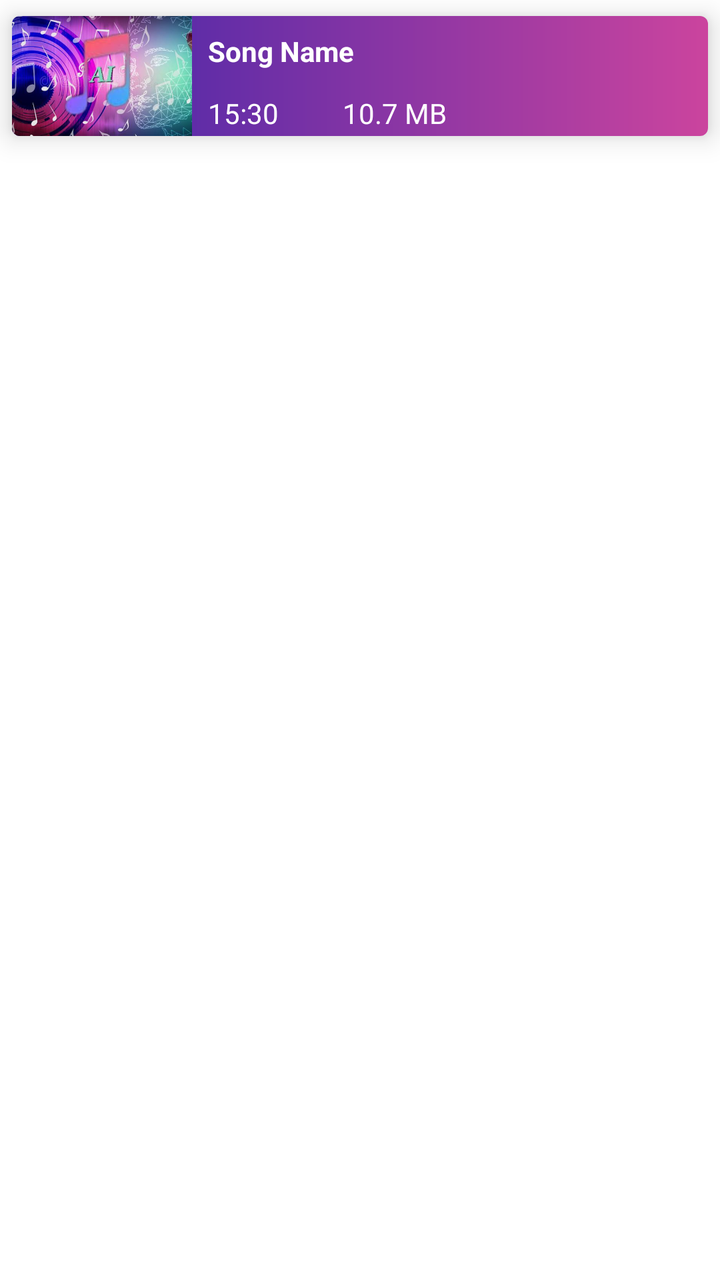
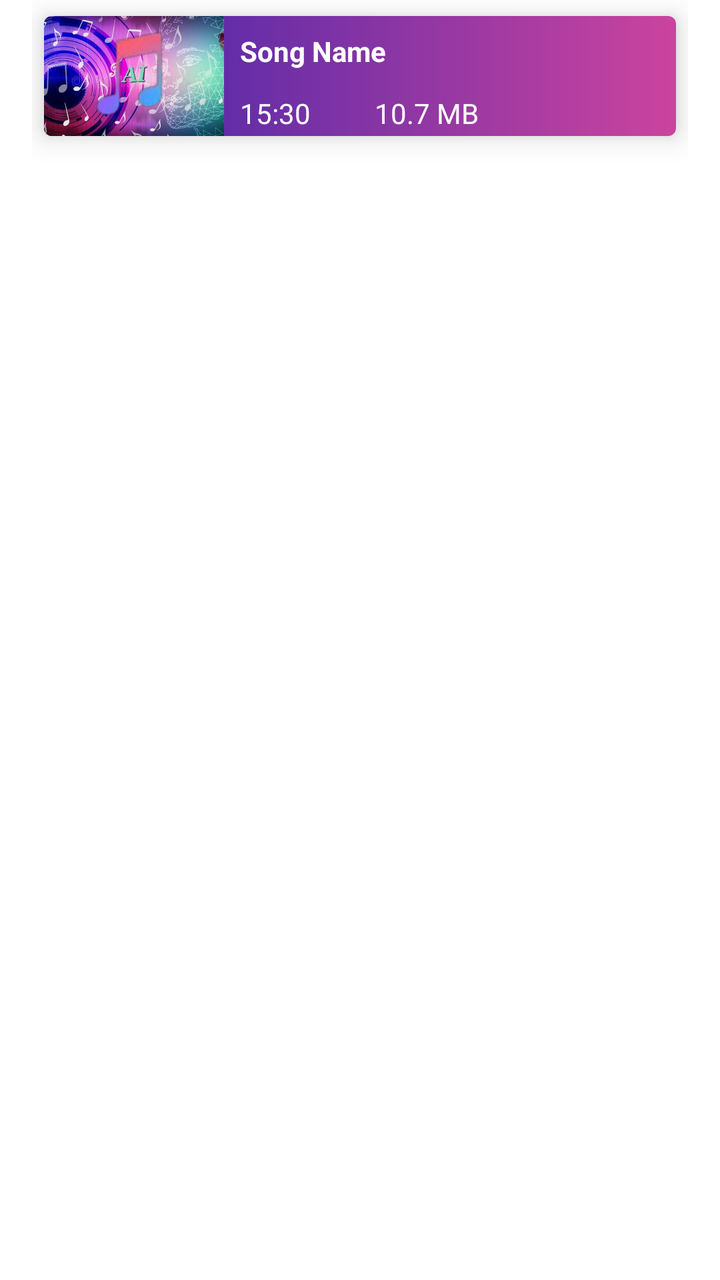

Two renders of the same Android screen: before a commit and after it. Below are the layout's source before the change and the commit's diff.
<!-- AndroidManifest.xml: application theme Theme.MusicPlayer -->
<!-- res/layout/song_row_item.xml -->
<?xml version="1.0" encoding="utf-8"?>

<androidx.constraintlayout.widget.ConstraintLayout xmlns:android="http://schemas.android.com/apk/res/android"
    android:layout_width="match_parent"
    android:layout_height="wrap_content"
    xmlns:app="http://schemas.android.com/apk/res-auto"
    android:elevation="10dp">
    <com.google.android.material.card.MaterialCardView
        android:id="@+id/card"
        android:layout_width="0dp"
        android:layout_height="wrap_content"
        app:layout_constraintStart_toStartOf="parent"
        app:layout_constraintEnd_toEndOf="parent"
        app:layout_constraintTop_toTopOf="parent"
        android:layout_marginVertical="@dimen/sm"
        android:layout_marginHorizontal="6dp"
        app:cardElevation="8dp">
        <androidx.constraintlayout.widget.ConstraintLayout
            android:layout_width="match_parent"
            android:layout_height="wrap_content"
            android:background="@drawable/song_row">
            <ImageView
                android:id="@+id/artworkView"
                android:layout_width="90dp"
                android:layout_height="60dp"
                app:layout_constraintStart_toStartOf="parent"
                app:layout_constraintTop_toTopOf="parent"
                android:scaleType="centerCrop"
                android:src="@drawable/default_artwork"
                android:contentDescription="@string/app_name"/>
            <TextView
                android:id="@+id/titleView"
                android:layout_width="0dp"
                android:layout_height="wrap_content"
                app:layout_constraintTop_toTopOf="parent"
                app:layout_constraintStart_toEndOf="@id/artworkView"
                android:text="Song Name"
                android:textColor="#FFFFFF"
                android:layout_marginBottom="2dp"
                android:layout_marginStart="@dimen/sm"
                android:paddingTop="@dimen/sm"
                android:maxLines="1"
                android:textStyle="bold"/>
            <TextView
                android:id="@+id/durationView"
                android:layout_width="wrap_content"
                android:layout_height="wrap_content"
                app:layout_constraintStart_toEndOf="@id/artworkView"
                app:layout_constraintBottom_toBottomOf="parent"
                android:text="15:30"
                android:textColor="#FFFFFF"
                android:layout_marginBottom="@dimen/xx_sm"
                android:layout_marginStart="@dimen/sm"/>
            <TextView
                android:id="@+id/sizeView"
                android:layout_width="wrap_content"
                android:layout_height="wrap_content"
                app:layout_constraintStart_toEndOf="@id/durationView"
                app:layout_constraintBottom_toBottomOf="parent"
                android:text="10.7 MB"
                android:textColor="#FFFFFF"
                android:layout_marginBottom="@dimen/xx_sm"
                android:layout_marginStart="@dimen/lg"/>

        </androidx.constraintlayout.widget.ConstraintLayout>

    </com.google.android.material.card.MaterialCardView>

</androidx.constraintlayout.widget.ConstraintLayout>
<!-- resources referenced by this layout -->
<resources>
  <dimen name="lg">32dp</dimen>
  <dimen name="sm">8dp</dimen>
  <dimen name="xx_sm">2dp</dimen>
  <!-- drawable default_artwork: png bitmap (drawable, 601142 bytes) -->
  <!-- drawable song_row (drawable) -->
  <?xml version="1.0" encoding="utf-8"?>
  
  <shape xmlns:android="http://schemas.android.com/apk/res/android">
      <gradient
          android:type="linear"
          android:angle="0"
          android:startColor="#3a24ab"
          android:endColor="#cB449e">
  
      </gradient>
  
  </shape>
  <string name="app_name">Music Player</string>
  <style name="Theme.MusicPlayer" parent="Theme.MaterialComponents.DayNight.NoActionBar">
          
          <item name="colorPrimary">@color/primary_color</item>
          <item name="colorPrimaryVariant">@color/primary_color_variant</item>
          <item name="colorOnPrimary">@color/white</item>
          
          <item name="colorSecondary">@color/secondary_color</item>
          <item name="colorSecondaryVariant">@color/secondary_color_variant</item>
          <item name="colorOnSecondary">@color/black</item>
          
          <item name="android:statusBarColor">?attr/colorPrimaryVariant</item>
          
      </style>
  <color name="primary_color">@android:color/transparent</color>
  <color name="primary_color_variant">#D50500</color>
  <color name="white">#FFFFFFFF</color>
  <color name="secondary_color">#EE9D17</color>
  <color name="secondary_color_variant">#B3750D</color>
  <color name="black">#FF000000</color>
</resources>

<!-- the commit's change to res/layout/song_row_item.xml (unified diff, before → after) -->
@@ -4,7 +4,8 @@
     android:layout_width="match_parent"
     android:layout_height="wrap_content"
     xmlns:app="http://schemas.android.com/apk/res-auto"
-    android:elevation="10dp">
+    android:elevation="10dp"
+    android:paddingHorizontal="@dimen/md">
     <com.google.android.material.card.MaterialCardView
         android:id="@+id/card"
         android:layout_width="0dp"
<!-- resource entries referenced after the edit -->
@@ -1,6 +1,7 @@
 <!-- resources referenced by this layout -->
 <resources>
   <dimen name="lg">32dp</dimen>
+  <dimen name="md">16dp</dimen>
   <dimen name="sm">8dp</dimen>
   <dimen name="xx_sm">2dp</dimen>
   <!-- drawable default_artwork: png bitmap (drawable, 601142 bytes) -->
@@ -19,17 +20,27 @@
   </shape>
   <string name="app_name">Music Player</string>
   <style name="Theme.MusicPlayer" parent="Theme.MaterialComponents.DayNight.NoActionBar">
+  
           
           <item name="colorPrimary">@color/primary_color</item>
           <item name="colorPrimaryVariant">@color/primary_color_variant</item>
           <item name="colorOnPrimary">@color/white</item>
-          
+  
           <item name="colorSecondary">@color/secondary_color</item>
           <item name="colorSecondaryVariant">@color/secondary_color_variant</item>
           <item name="colorOnSecondary">@color/black</item>
+  
           
-          <item name="android:statusBarColor">?attr/colorPrimaryVariant</item>
+          <item name="android:statusBarColor">@android:color/transparent</item>
+          <item name="android:navigationBarColor">@android:color/transparent</item>
+  
           
+          <item name="android:windowLightStatusBar">true</item>
+          <item name="android:windowLightNavigationBar">true</item>
+  
+          
+          <item name="android:fitsSystemWindows">false</item>
+  
       </style>
   <color name="primary_color">@android:color/transparent</color>
   <color name="primary_color_variant">#D50500</color>
